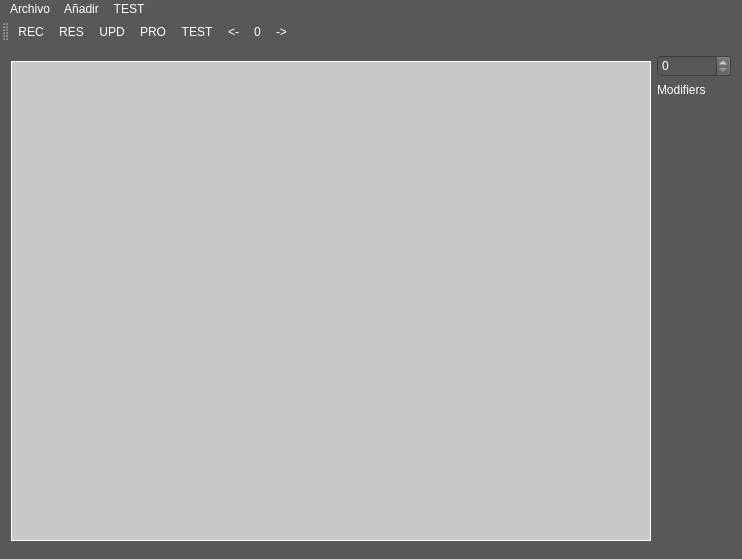
alvaro55cuartero/scanego, file TestQT1.ui: the form before one commit.
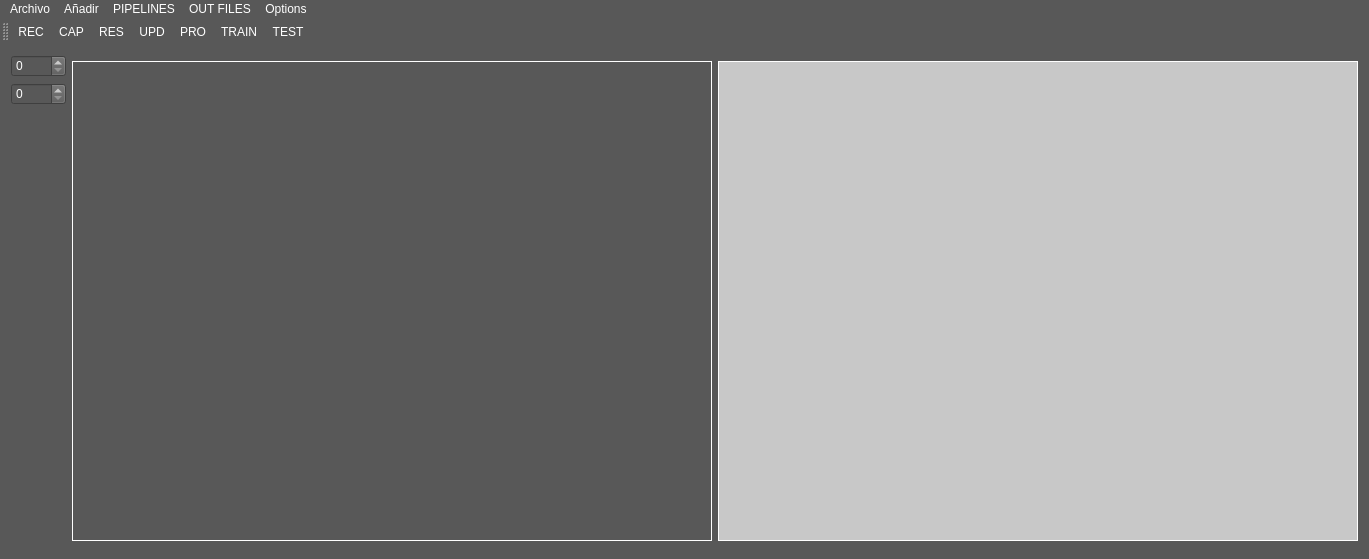
The form after the commit.

The edit to the form file:
```diff
--- a/TestQT1.ui
+++ b/TestQT1.ui
@@ -1,12 +1,12 @@
 <?xml version="1.0" encoding="UTF-8"?>
 <ui version="4.0">
- <class>TestQT1Class</class>
- <widget class="QMainWindow" name="TestQT1Class">
+ <class>mainWindow</class>
+ <widget class="QMainWindow" name="mainWindow">
   <property name="geometry">
    <rect>
     <x>0</x>
     <y>0</y>
-    <width>742</width>
+    <width>1369</width>
     <height>559</height>
    </rect>
   </property>
@@ -20,10 +20,55 @@
   </property>
   <widget class="QWidget" name="centralWidget">
    <layout class="QHBoxLayout" name="horizontalLayout">
+    <item>
+     <layout class="QVBoxLayout" name="verticalLayout_2">
+      <item>
+       <widget class="QSpinBox" name="spinBox1"/>
+      </item>
+      <item>
+       <widget class="QSpinBox" name="spinBox2"/>
+      </item>
+      <item>
+       <spacer name="verticalSpacer">
+        <property name="orientation">
+         <enum>Qt::Vertical</enum>
+        </property>
+        <property name="sizeHint" stdset="0">
+         <size>
+          <width>20</width>
+          <height>40</height>
+         </size>
+        </property>
+       </spacer>
+      </item>
+     </layout>
+    </item>
     <item>
      <layout class="QVBoxLayout" name="verticalLayout">
       <item>
        <layout class="QHBoxLayout" name="horizontalLayout_4">
+        <item>
+         <widget class="QLabel" name="labelIn">
+          <property name="minimumSize">
+           <size>
+            <width>640</width>
+            <height>480</height>
+           </size>
+          </property>
+          <property name="maximumSize">
+           <size>
+            <width>640</width>
+            <height>480</height>
+           </size>
+          </property>
+          <property name="frameShape">
+           <enum>QFrame::Box</enum>
+          </property>
+          <property name="text">
+           <string/>
+          </property>
+         </widget>
+        </item>
         <item>
          <widget class="QLabel" name="labelOut">
           <property name="enabled">
@@ -73,52 +118,7 @@
      </layout>
     </item>
     <item>
-     <layout class="QVBoxLayout" name="verticalLayout_3">
-      <item>
-       <widget class="QSpinBox" name="spinBoxThresh">
-        <property name="maximum">
-         <number>255</number>
-        </property>
-       </widget>
-      </item>
-      <item>
-       <widget class="QLabel" name="labelMod">
-        <property name="text">
-         <string>Modifiers</string>
-        </property>
-       </widget>
-      </item>
-      <item>
-       <widget class="QWidget" name="sideMenu" native="true">
-        <property name="sizePolicy">
-         <sizepolicy hsizetype="Preferred" vsizetype="Preferred">
-          <horstretch>0</horstretch>
-          <verstretch>0</verstretch>
-         </sizepolicy>
-        </property>
-        <property name="minimumSize">
-         <size>
-          <width>0</width>
-          <height>150</height>
-         </size>
-        </property>
-        <layout class="QVBoxLayout" name="verticalLayout_2"/>
-       </widget>
-      </item>
-      <item>
-       <spacer name="verticalSpacer">
-        <property name="orientation">
-         <enum>Qt::Vertical</enum>
-        </property>
-        <property name="sizeHint" stdset="0">
-         <size>
-          <width>20</width>
-          <height>40</height>
-         </size>
-        </property>
-       </spacer>
-      </item>
-     </layout>
+     <layout class="QVBoxLayout" name="sideMenu"/>
     </item>
    </layout>
   </widget>
@@ -127,7 +127,7 @@
     <rect>
      <x>0</x>
      <y>0</y>
-     <width>742</width>
+     <width>1369</width>
      <height>26</height>
     </rect>
    </property>
@@ -147,18 +147,29 @@
     <addaction name="actionConnected"/>
     <addaction name="actionChannel"/>
    </widget>
-   <widget class="QMenu" name="menuddbb">
+   <widget class="QMenu" name="menuPipelines">
     <property name="title">
-     <string>TEST</string>
+     <string>PIPELINES</string>
     </property>
-    <addaction name="actionHoles"/>
-    <addaction name="actionAspectRatio"/>
-    <addaction name="actionColors"/>
-    <addaction name="actionCircles"/>
+    <addaction name="actionSegmentation"/>
+   </widget>
+   <widget class="QMenu" name="menuOutFiles">
+    <property name="title">
+     <string>OUT FILES</string>
+    </property>
+    <addaction name="actionDispersion"/>
+   </widget>
+   <widget class="QMenu" name="menuOptions">
+    <property name="title">
+     <string>Options</string>
+    </property>
+    <addaction name="actionCamera"/>
    </widget>
    <addaction name="menuArchivo"/>
    <addaction name="menuA_adir"/>
-   <addaction name="menuddbb"/>
+   <addaction name="menuPipelines"/>
+   <addaction name="menuOutFiles"/>
+   <addaction name="menuOptions"/>
   </widget>
   <widget class="QToolBar" name="toolBar">
    <property name="windowTitle">
@@ -171,13 +182,12 @@
     <bool>false</bool>
    </attribute>
    <addaction name="actionREC"/>
+   <addaction name="actionCAP"/>
    <addaction name="actionRES"/>
    <addaction name="actionUPD"/>
    <addaction name="actionPRO"/>
+   <addaction name="actionTrain"/>
    <addaction name="actionTEST"/>
-   <addaction name="actionLeft"/>
-   <addaction name="actionCount"/>
-   <addaction name="actionRight"/>
   </widget>
   <action name="actionAbrir">
    <property name="enabled">
@@ -187,26 +197,6 @@
     <string>Abrir</string>
    </property>
   </action>
-  <action name="actionGuardar">
-   <property name="text">
-    <string>Guardar</string>
-   </property>
-  </action>
-  <action name="actionBOX">
-   <property name="text">
-    <string>BOX</string>
-   </property>
-  </action>
-  <action name="actionFLIP">
-   <property name="text">
-    <string>FLIP</string>
-   </property>
-  </action>
-  <action name="actionGRAY">
-   <property name="text">
-    <string>GRAY</string>
-   </property>
-  </action>
   <action name="actionMIN_MAX">
    <property name="text">
     <string>MIN/MAX</string>
@@ -217,11 +207,6 @@
     <string>THRESH</string>
    </property>
   </action>
-  <action name="actionHoles">
-   <property name="text">
-    <string>HOLES</string>
-   </property>
-  </action>
   <action name="actionFilter">
    <property name="text">
     <string>FILTER</string>
@@ -235,11 +220,6 @@
     <string>REC</string>
    </property>
   </action>
-  <action name="actionCAP">
-   <property name="text">
-    <string>CAP</string>
-   </property>
-  </action>
   <action name="actionRES">
    <property name="text">
     <string>RES</string>
@@ -293,19 +273,29 @@
     <string>CHANNEL</string>
    </property>
   </action>
-  <action name="actionAspectRatio">
+  <action name="actionSegmentation">
    <property name="text">
-    <string>ASPECT RATIO</string>
+    <string>SEGMENTATION</string>
    </property>
   </action>
-  <action name="actionColors">
+  <action name="actionDispersion">
    <property name="text">
-    <string>COLORS</string>
+    <string>Dispersion</string>
    </property>
   </action>
-  <action name="actionCircles">
+  <action name="actionTrain">
    <property name="text">
-    <string>CIRCLES</string>
+    <string>TRAIN</string>
+   </property>
+  </action>
+  <action name="actionCAP">
+   <property name="text">
+    <string>CAP</string>
+   </property>
+  </action>
+  <action name="actionCamera">
+   <property name="text">
+    <string>Camera</string>
    </property>
   </action>
  </widget>
```
